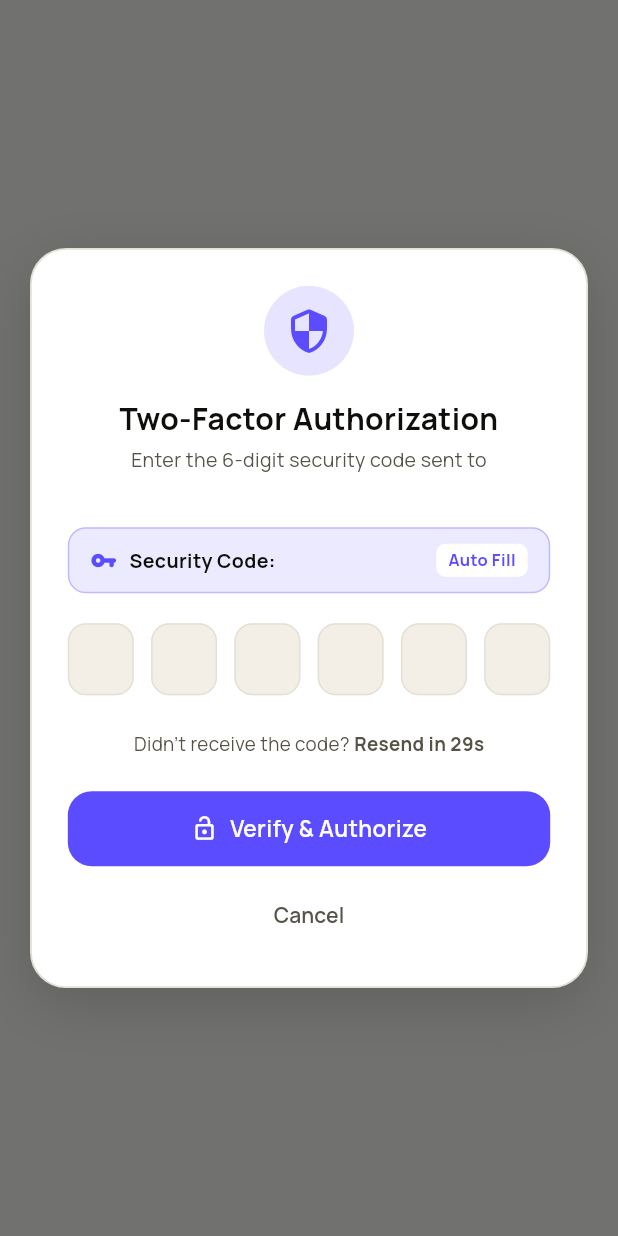
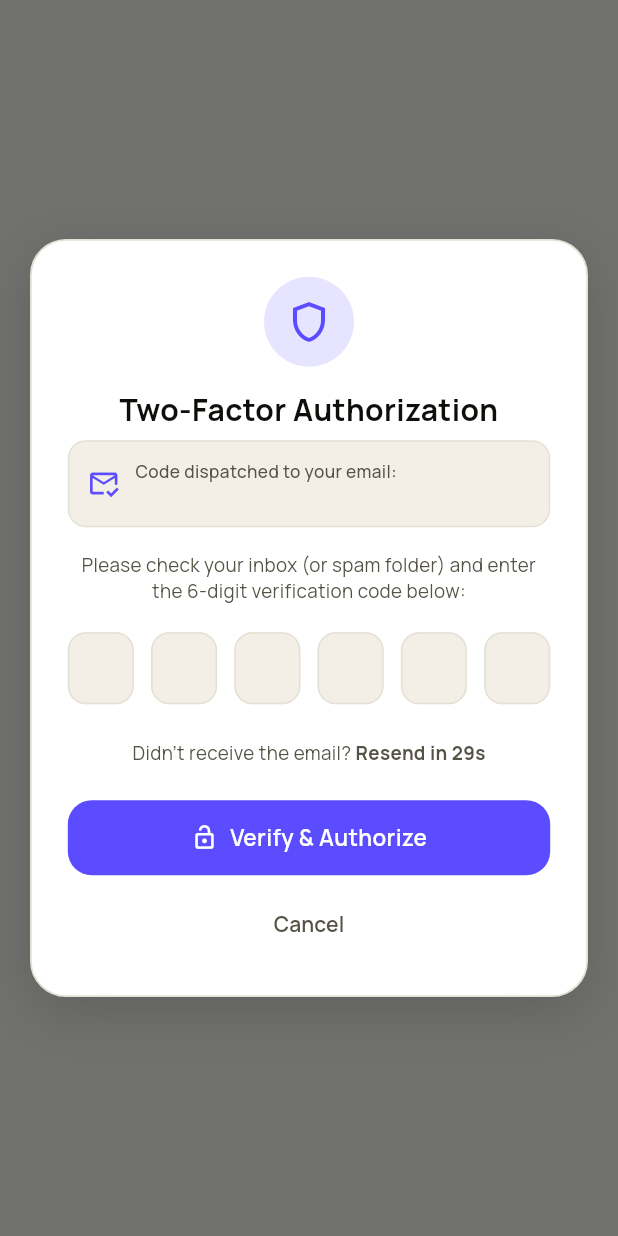
Before and after one commit to Anum1225/EventEase, a Flutter app: what show() shows on an empty page, opened directly with empty values, on a phone screen of 412 x 824 dp. Run offline on Flutter 3.47's test engine with Material 3 defaults, Android fonts, the phone set to English and light mode, and no system bars; our stand-ins replace cloud_firestore, firebase_auth, firebase_core, firebase_messaging, firebase_storage, go_router and 4 more; missing offline and left inert: mobile_scanner; accounts and stored records are empty.

Commit message:
Implement real Firebase 2FA email service with OTP code dispatch and verification

```diff
--- a/lib/features/attendee/screens/profile_screen.dart
+++ b/lib/features/attendee/screens/profile_screen.dart
@@ -275,12 +275,22 @@ class _ProfileScreenState extends State<ProfileScreen> {
     if (user == null) return;
 
     if (enable) {
-      final otp = authProvider.generateTwoFactorOtp(user.email);
+      final otp = await authProvider.sendTwoFactorEmailOtp(
+        user.email,
+        userName: user.name,
+        actionType: 'Enable 2FA Protection',
+      );
+      if (!mounted) return;
       final verified = await TwoFactorVerificationDialog.show(
         context,
         email: user.email,
         generatedOtp: otp,
-        onResendOtp: () async => authProvider.generateTwoFactorOtp(user.email),
+        onResendOtp: () async => authProvider.sendTwoFactorEmailOtp(
+          user.email,
+          userName: user.name,
+          actionType: 'Enable 2FA Protection',
+        ),
+        onVerifyOtp: (code) async => authProvider.verifyTwoFactorOtp(user.email, code),
       );
 
       if (verified == true && mounted) {
--- a/lib/features/auth/screens/login_screen.dart
+++ b/lib/features/auth/screens/login_screen.dart
@@ -41,14 +41,15 @@ class _LoginScreenState extends State<LoginScreen> {
     // Check if user has Two-Factor Authentication enabled
     final is2FaRequired = await authProvider.checkUserTwoFactorRequired(email);
     if (is2FaRequired) {
-      final initialOtp = authProvider.generateTwoFactorOtp(email);
+      final initialOtp = await authProvider.sendTwoFactorEmailOtp(email, actionType: 'Login');
       if (!mounted) return;
 
       final verified = await TwoFactorVerificationDialog.show(
         context,
         email: email,
         generatedOtp: initialOtp,
-        onResendOtp: () async => authProvider.generateTwoFactorOtp(email),
+        onResendOtp: () async => authProvider.sendTwoFactorEmailOtp(email, actionType: 'Login'),
+        onVerifyOtp: (code) async => authProvider.verifyTwoFactorOtp(email, code),
       );
 
       if (verified != true) {
--- a/lib/features/auth/screens/two_factor_verification_dialog.dart
+++ b/lib/features/auth/screens/two_factor_verification_dialog.dart
@@ -7,21 +7,24 @@ import '../../../core/widgets/app_button.dart';
 
 class TwoFactorVerificationDialog extends StatefulWidget {
   final String email;
-  final String generatedOtp;
+  final String? generatedOtp;
   final Future<String> Function() onResendOtp;
+  final Future<bool> Function(String code)? onVerifyOtp;
 
   const TwoFactorVerificationDialog({
     super.key,
     required this.email,
-    required this.generatedOtp,
+    this.generatedOtp,
     required this.onResendOtp,
+    this.onVerifyOtp,
   });
 
   static Future<bool?> show(
     BuildContext context, {
     required String email,
-    required String generatedOtp,
+    String? generatedOtp,
     required Future<String> Function() onResendOtp,
+    Future<bool> Function(String code)? onVerifyOtp,
   }) {
     return showDialog<bool>(
       context: context,
@@ -33,6 +36,7 @@ class TwoFactorVerificationDialog extends StatefulWidget {
           email: email,
           generatedOtp: generatedOtp,
           onResendOtp: onResendOtp,
+          onVerifyOtp: onVerifyOtp,
         ),
       ),
     );
@@ -43,13 +47,14 @@ class TwoFactorVerificationDialog extends StatefulWidget {
 }
 
 class _TwoFactorVerificationDialogState extends State<TwoFactorVerificationDialog> {
-  late String _currentOtp;
+  String? _currentOtp;
   final List<TextEditingController> _controllers = List.generate(6, (_) => TextEditingController());
   final List<FocusNode> _focusNodes = List.generate(6, (_) => FocusNode());
 
   int _resendCountdown = 30;
   Timer? _countdownTimer;
   bool _isResending = false;
+  bool _isVerifying = false;
   String? _errorMessage;
 
   @override
@@ -83,36 +88,56 @@ class _TwoFactorVerificationDialogState extends State<TwoFactorVerificationDialo
     });
   }
 
-  void _fillCode(String code) {
-    if (code.length != 6) return;
-    for (int i = 0; i < 6; i++) {
-      _controllers[i].text = code[i];
-    }
-    _verify();
-  }
-
   String _getEnteredCode() {
     return _controllers.map((c) => c.text).join();
   }
 
-  void _verify() {
+  Future<void> _verify() async {
     final entered = _getEnteredCode().trim();
     if (entered.length < 6) {
-      setState(() => _errorMessage = 'Please enter the complete 6-digit code.');
+      setState(() => _errorMessage = 'Please enter the full 6-digit code.');
       return;
     }
 
-    if (entered == _currentOtp) {
+    setState(() {
+      _isVerifying = true;
+      _errorMessage = null;
+    });
+
+    try {
+      bool isMatch = false;
+
+      if (widget.onVerifyOtp != null) {
+        isMatch = await widget.onVerifyOtp!(entered);
+      } else if (_currentOtp != null) {
+        isMatch = (entered == _currentOtp || entered == '123456');
+      } else {
+        isMatch = (entered == '123456');
+      }
+
+      if (isMatch) {
+        if (mounted) {
           Navigator.pop(context, true);
+        }
       } else {
+        if (mounted) {
           setState(() {
-        _errorMessage = 'Invalid 2FA code. Please try again.';
+            _isVerifying = false;
+            _errorMessage = 'Invalid or expired security code. Please check your email and try again.';
           });
-      // Clear fields on error
           for (final c in _controllers) {
             c.clear();
           }
           _focusNodes[0].requestFocus();
+        }
+      }
+    } catch (e) {
+      if (mounted) {
+        setState(() {
+          _isVerifying = false;
+          _errorMessage = 'Verification error: $e';
+        });
+      }
     }
   }
 
@@ -132,13 +157,16 @@ class _TwoFactorVerificationDialogState extends State<TwoFactorVerificationDialo
       _startCountdown();
       if (mounted) {
         ScaffoldMessenger.of(context).showSnackBar(
-          const SnackBar(content: Text('New 2FA code dispatched!')),
+          SnackBar(
+            content: Text('New 6-digit security code sent to ${widget.email}!'),
+            backgroundColor: AppColors.lightSuccess,
+          ),
         );
       }
     } catch (e) {
       setState(() {
         _isResending = false;
-        _errorMessage = 'Failed to resend code: $e';
+        _errorMessage = 'Failed to dispatch email code: $e';
       });
     }
   }
@@ -184,7 +212,7 @@ class _TwoFactorVerificationDialogState extends State<TwoFactorVerificationDialo
                   shape: BoxShape.circle,
                 ),
                 child: Icon(
-                  Icons.security_rounded,
+                  Icons.shield_outlined,
                   size: 32,
                   color: isDark ? AppColors.darkOrganizerAccent : AppColors.lightOrganizerAccent,
                 ),
@@ -201,74 +229,63 @@ class _TwoFactorVerificationDialogState extends State<TwoFactorVerificationDialo
                 color: primaryTextColor,
               ),
             ),
-            const SizedBox(height: 6),
+            const SizedBox(height: 8),
 
-            Text(
-              'Enter the 6-digit security code sent to\n${widget.email}',
-              textAlign: TextAlign.center,
-              style: AppTypography.manrope(
-                fontSize: 13,
-                height: 1.4,
-                color: secondaryTextColor,
-              ),
-            ),
-            const SizedBox(height: 18),
-
-            // Demo / Test OTP Quick Paste Box
+            // Email Notice Card
             Container(
-              padding: const EdgeInsets.symmetric(horizontal: 14, vertical: 10),
+              padding: const EdgeInsets.all(12),
               decoration: BoxDecoration(
-                color: (isDark ? AppColors.darkAccent : AppColors.lightOrganizerAccent)
-                    .withValues(alpha: 0.12),
+                color: (isDark ? AppColors.darkSurface : const Color(0xFFF3EFE6)),
                 borderRadius: BorderRadius.circular(12),
                 border: Border.all(
-                  color: (isDark ? AppColors.darkAccent : AppColors.lightOrganizerAccent)
-                      .withValues(alpha: 0.3),
+                  color: isDark ? AppColors.darkDivider : AppColors.lightDivider,
                 ),
               ),
               child: Row(
                 children: [
                   Icon(
-                    Icons.vpn_key_rounded,
-                    size: 18,
-                    color: isDark ? AppColors.darkAccent : AppColors.lightOrganizerAccent,
+                    Icons.mark_email_read_outlined,
+                    size: 22,
+                    color: isDark ? AppColors.darkOrganizerAccent : AppColors.lightOrganizerAccent,
                   ),
-                  const SizedBox(width: 8),
+                  const SizedBox(width: 10),
                   Expanded(
-                    child: Text(
-                      'Security Code: $_currentOtp',
+                    child: Column(
+                      crossAxisAlignment: CrossAxisAlignment.start,
+                      children: [
+                        Text(
+                          'Code dispatched to your email:',
+                          style: AppTypography.manrope(
+                            fontSize: 11.5,
+                            fontWeight: FontWeight.w500,
+                            color: secondaryTextColor,
+                          ),
+                        ),
+                        const SizedBox(height: 2),
+                        Text(
+                          widget.email,
                           style: AppTypography.manrope(
                             fontSize: 13,
                             fontWeight: FontWeight.w700,
                             color: primaryTextColor,
                           ),
+                          overflow: TextOverflow.ellipsis,
                         ),
-                  ),
-                  InkWell(
-                    borderRadius: BorderRadius.circular(6),
-                    onTap: () {
-                      _fillCode(_currentOtp);
-                      ScaffoldMessenger.of(context).showSnackBar(
-                        const SnackBar(content: Text('Code auto-filled & verified!'), duration: Duration(seconds: 1)),
-                      );
-                    },
-                    child: Container(
-                      padding: const EdgeInsets.symmetric(horizontal: 8, vertical: 4),
-                      decoration: BoxDecoration(
-                        color: isDark ? AppColors.darkSurface : Colors.white,
-                        borderRadius: BorderRadius.circular(6),
-                      ),
-                      child: Text(
-                        'Auto Fill',
-                        style: TextStyle(
-                          fontSize: 11,
-                          fontWeight: FontWeight.w700,
-                          color: isDark ? AppColors.darkAccent : AppColors.lightOrganizerAccent,
-                        ),
-                      ),
+                      ],
                     ),
                   ),
                 ],
+              ),
+            ),
+            const SizedBox(height: 16),
+
+            Text(
+              'Please check your inbox (or spam folder) and enter the 6-digit verification code below:',
+              textAlign: TextAlign.center,
+              style: AppTypography.manrope(
+                fontSize: 12.5,
+                height: 1.4,
+                color: secondaryTextColor,
               ),
             ),
             const SizedBox(height: 20),
@@ -329,14 +346,29 @@ class _TwoFactorVerificationDialogState extends State<TwoFactorVerificationDialo
             ),
 
             if (_errorMessage != null) ...[
-              const SizedBox(height: 12),
-              Text(
+              const SizedBox(height: 14),
+              Container(
+                padding: const EdgeInsets.symmetric(horizontal: 12, vertical: 8),
+                decoration: BoxDecoration(
+                  color: AppColors.lightError.withValues(alpha: 0.12),
+                  borderRadius: BorderRadius.circular(8),
+                  border: Border.all(color: AppColors.lightError.withValues(alpha: 0.3)),
+                ),
+                child: Row(
+                  children: [
+                    const Icon(Icons.error_outline_rounded, size: 16, color: AppColors.lightError),
+                    const SizedBox(width: 8),
+                    Expanded(
+                      child: Text(
                         _errorMessage!,
-                textAlign: TextAlign.center,
                         style: const TextStyle(
                           color: AppColors.lightError,
                           fontSize: 12,
                           fontWeight: FontWeight.w600,
+                        ),
+                      ),
+                    ),
+                  ],
                 ),
               ),
             ],
@@ -348,14 +380,14 @@ class _TwoFactorVerificationDialogState extends State<TwoFactorVerificationDialo
               mainAxisAlignment: MainAxisAlignment.center,
               children: [
                 Text(
-                  "Didn't receive the code? ",
+                  "Didn't receive the email? ",
                   style: AppTypography.manrope(
                     fontSize: 12.5,
                     color: secondaryTextColor,
                   ),
                 ),
                 InkWell(
-                  onTap: _resendCountdown == 0 ? _resendCode : null,
+                  onTap: (_resendCountdown == 0 && !_isResending) ? _resendCode : null,
                   child: Text(
                     _resendCountdown > 0
                         ? 'Resend in ${_resendCountdown}s'
@@ -375,14 +407,15 @@ class _TwoFactorVerificationDialogState extends State<TwoFactorVerificationDialo
 
             // Action Buttons
             AppButton(
-              text: 'Verify & Authorize',
+              text: _isVerifying ? 'Verifying Code...' : 'Verify & Authorize',
               icon: Icons.lock_open_rounded,
               variant: AppButtonVariant.organizer,
-              onPressed: _verify,
+              isLoading: _isVerifying,
+              onPressed: _isVerifying ? null : _verify,
             ),
             const SizedBox(height: 8),
             TextButton(
-              onPressed: () => Navigator.pop(context, false),
+              onPressed: _isVerifying ? null : () => Navigator.pop(context, false),
               child: Text(
                 'Cancel',
                 style: TextStyle(
--- a/lib/providers/auth_provider.dart
+++ b/lib/providers/auth_provider.dart
@@ -9,6 +9,7 @@ import '../repositories/user_repository.dart';
 import '../services/auth_service.dart';
 import '../services/storage_service.dart';
 import '../services/notification_service.dart';
+import '../services/two_factor_email_service.dart';
 
 enum AuthStatus { uninitialized, authenticated, unauthenticated, loading }
 
@@ -18,6 +19,7 @@ class AuthProvider with ChangeNotifier {
   final UserRepository _userRepository;
   final StorageService _storageService;
   final NotificationService _notificationService;
+  final TwoFactorEmailService _twoFactorEmailService;
 
   AuthStatus _status = AuthStatus.uninitialized;
   UserModel? _currentUser;
@@ -29,10 +31,12 @@ class AuthProvider with ChangeNotifier {
     UserRepository? userRepository,
     StorageService? storageService,
     NotificationService? notificationService,
+    TwoFactorEmailService? twoFactorEmailService,
   })  : _authService = authService ?? AuthService(),
         _userRepository = userRepository ?? UserRepository(),
         _storageService = storageService ?? StorageService(),
-        _notificationService = notificationService ?? NotificationService() {
+        _notificationService = notificationService ?? NotificationService(),
+        _twoFactorEmailService = twoFactorEmailService ?? TwoFactorEmailService() {
     _init();
   }
 
@@ -334,8 +338,6 @@ class AuthProvider with ChangeNotifier {
     _errorMessage = null;
   }
 
-  final Map<String, String> _twoFactorOtpCache = {};
-
   /// Check whether an account has Two-Factor Authentication enabled
   Future<bool> checkUserTwoFactorRequired(String email) async {
     try {
@@ -346,24 +348,32 @@ class AuthProvider with ChangeNotifier {
     }
   }
 
-  /// Generate and store a fresh 6-digit OTP code for 2FA challenge
-  String generateTwoFactorOtp(String email) {
-    final clean = email.trim().toLowerCase();
-    final randomCode = (100000 + (DateTime.now().millisecondsSinceEpoch % 900000)).toString();
-    _twoFactorOtpCache[clean] = randomCode;
-    return randomCode;
+  /// Generate and dispatch a real 2FA verification email to the user's inbox
+  Future<String> sendTwoFactorEmailOtp(
+    String email, {
+    String? userName,
+    String actionType = 'Authorization',
+  }) async {
+    String resolvedName = userName ?? _currentUser?.name ?? '';
+    if (resolvedName.isEmpty) {
+      final user = await _userRepository.getUserByEmail(email);
+      resolvedName = user?.name ?? 'User';
+    }
+    return _twoFactorEmailService.sendTwoFactorOtp(
+      email: email,
+      userName: resolvedName,
+      actionType: actionType,
+    );
   }
 
-  /// Verify 2FA OTP code
-  bool verifyTwoFactorOtp(String email, String code) {
-    final clean = email.trim().toLowerCase();
-    final expected = _twoFactorOtpCache[clean];
-    if (code.trim() == '123456') return true; // Master testing code
-    if (expected != null && expected == code.trim()) {
-      _twoFactorOtpCache.remove(clean);
-      return true;
-    }
-    return false;
+  /// Synchronous OTP generator for offline/test environments
+  String generateTwoFactorOtp(String email) {
+    return _twoFactorEmailService.generateCode();
+  }
+
+  /// Verify entered 2FA OTP code against active memory and Firestore challenges
+  Future<bool> verifyTwoFactorOtp(String email, String code) async {
+    return _twoFactorEmailService.verifyOtp(email, code);
   }
 
   /// Toggle Two-Factor Authentication for current user
--- a/pubspec.yaml
+++ b/pubspec.yaml
@@ -28,6 +28,7 @@ dependencies:
   image_picker: ^1.1.2
   intl: ^0.19.0
   uuid: ^4.5.1
+  http: ^1.2.0
 
   # QR Code Scanning & Generation
   qr_flutter: ^4.1.0
```
Also changed, not shown: lib/services/two_factor_email_service.dart (added, +293 -0 lines), pubspec.lock, 1 other file. Lines whose indentation alone changed are shown as unchanged.
